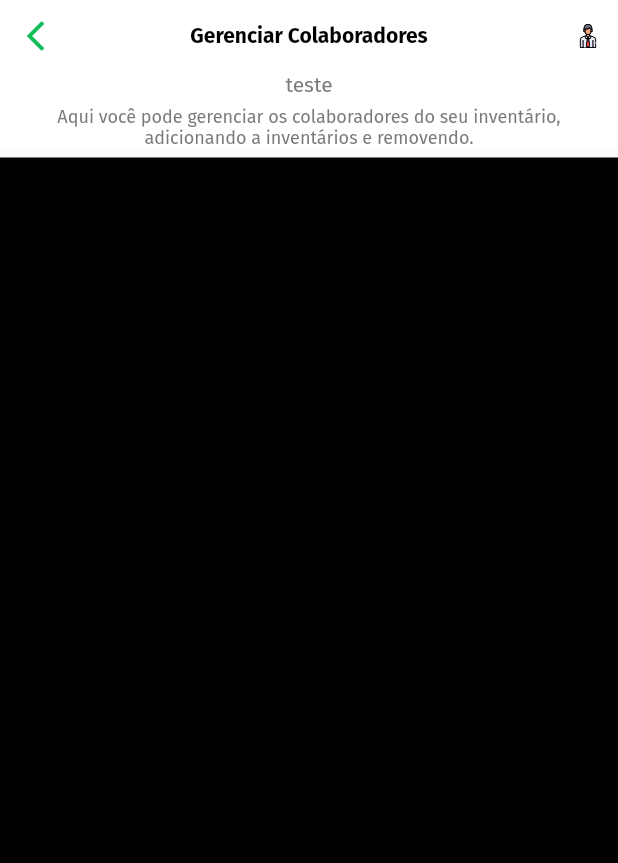
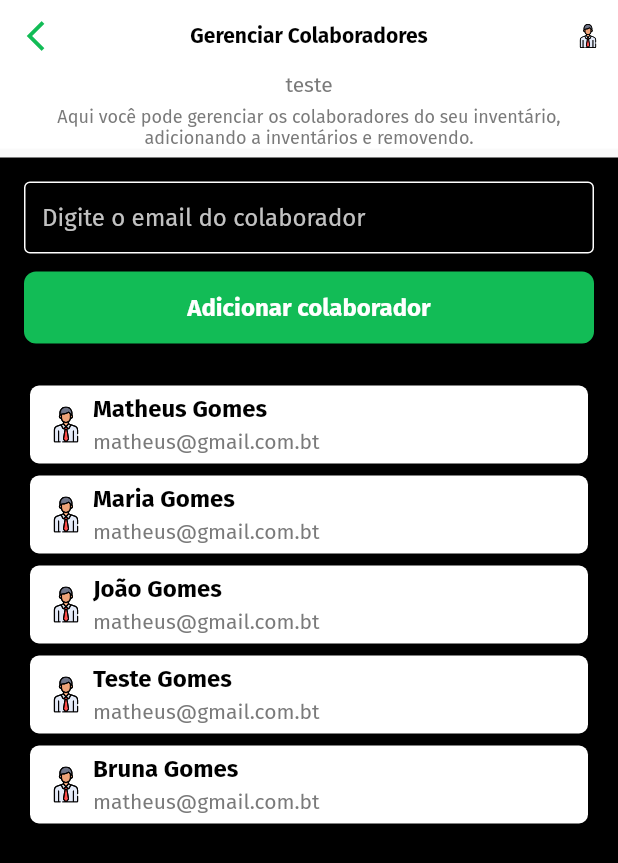
Before and after one commit to MatheusHoudin/beep, a Flutter app: the InventoryEmployees screen opened by its route, on a phone screen of 412 x 824 dp. Shown: the top 863 px of the screen. Run offline on Flutter 3.47's test engine with Material 2 defaults, Android fonts, the phone set to English and light mode, and no system bars; our stand-ins replace cloud_firestore, dartz, data_connection_checker, equatable, firebase_auth, firebase_core and 5 more; missing offline and left inert: googleapis; accounts and stored records are empty.

Commit message:
Creating inventory employees list page

```diff
--- a/lib/core/constants/texts.dart
+++ b/lib/core/constants/texts.dart
@@ -101,4 +101,6 @@ const emptyListMessage = 'Não há produtos disponíveis para importação neste
 // inventory_employees
 const inventoryEmployeesToolbarTitle = "Gerenciar Colaboradores";
 const inventoryEmployeesInfo = "Aqui você pode gerenciar os colaboradores do seu inventário, adicionando a inventários e removendo.";
+const registerInventoryEmployeeHint = "Digite o email do colaborador";
+const registerInventoryEmployeeButton = "Adicionar colaborador";
 // inventory_employees
--- a/lib/features/inventoryemployees/presentation/pages/inventory_employees.dart
+++ b/lib/features/inventoryemployees/presentation/pages/inventory_employees.dart
@@ -2,8 +2,11 @@ import 'package:beep/core/constants/assets.dart';
 import 'package:beep/core/constants/colors.dart';
 import 'package:beep/core/constants/dimens.dart';
 import 'package:beep/core/constants/texts.dart';
+import 'package:beep/features/inventoryemployees/presentation/widgets/inventory_employee.dart';
 import 'package:beep/shared/widgets/app_bar_details_section.dart';
 import 'package:beep/shared/widgets/custom_app_bar.dart';
+import 'package:beep/shared/widgets/main_text_field.dart';
+import 'package:beep/shared/widgets/primary_button.dart';
 import 'package:flutter/material.dart';
 import 'package:google_fonts/google_fonts.dart';
 
@@ -28,6 +31,20 @@ class InventoryEmployees extends StatelessWidget {
             Expanded(
               child: Container(
                 color: secondaryColor,
+                padding: EdgeInsets.only(
+                  top: normalSize,
+                  right: normalSize,
+                  left: normalSize
+                ),
+                child: Column(
+                  children: [
+                    SearchEmployees(),
+                    SizedBox(height: smallSize,),
+                    AddEmployeeToInventoryButton(),
+                    SizedBox(height: mediumSize,),
+                    Expanded(child: RegisteredInventoryEmployees())
+                  ],
+                ),
               ),
             )
           ],
@@ -46,4 +63,32 @@ class InventoryEmployees extends StatelessWidget {
       ),
     );
   }
+
+  Widget SearchEmployees() {
+    return MainTextField(
+      hint: registerInventoryEmployeeHint,
+      isFilled: true,
+    );
+  }
+
+  Widget AddEmployeeToInventoryButton() {
+    return PrimaryButton(
+      buttonText: registerInventoryEmployeeButton,
+      shouldExpand: true,
+      onPressedCallback: () => null,
+    );
+  }
+
+  Widget RegisteredInventoryEmployees() {
+    return ListView(
+      scrollDirection: Axis.vertical,
+      children: [
+        InventoryEmployee(employeeName: "Matheus Gomes", employeeEmail: "matheus@gmail.com.bt",),
+        InventoryEmployee(employeeName: "Maria Gomes", employeeEmail: "matheus@gmail.com.bt",),
+        InventoryEmployee(employeeName: "João Gomes", employeeEmail: "matheus@gmail.com.bt",),
+        InventoryEmployee(employeeName: "Teste Gomes", employeeEmail: "matheus@gmail.com.bt",),
+        InventoryEmployee(employeeName: "Bruna Gomes", employeeEmail: "matheus@gmail.com.bt",),
+      ],
+    );
+  }
 }
--- /dev/null
+++ b/lib/features/inventoryemployees/presentation/widgets/inventory_employee.dart
@@ -0,0 +1,56 @@
+import 'package:beep/core/constants/assets.dart';
+import 'package:beep/core/constants/colors.dart';
+import 'package:beep/core/constants/dimens.dart';
+import 'package:flutter/material.dart';
+import 'package:flutter_svg/flutter_svg.dart';
+import 'package:google_fonts/google_fonts.dart';
+
+class InventoryEmployee extends StatelessWidget {
+  final String employeeName;
+  final String employeeEmail;
+
+  InventoryEmployee({this.employeeEmail, this.employeeName});
+
+  @override
+  Widget build(BuildContext context) {
+    return Card(
+      shape: RoundedRectangleBorder(
+        borderRadius: BorderRadius.circular(mediumSmallSize)
+      ),
+      color: Colors.white,
+      child: Padding(
+        padding: EdgeInsets.symmetric(
+          horizontal: smallSize,
+          vertical: mediumSmallSize
+        ),
+        child: Row(
+          children: [
+            SvgPicture.asset(inventoryDetailsEmployeeIcon),
+            SizedBox(width: mediumSmallSize,),
+            Column(
+              crossAxisAlignment: CrossAxisAlignment.start,
+              children: [
+                Text(
+                  employeeName,
+                  style: GoogleFonts.firaSans(
+                    fontWeight: FontWeight.bold,
+                    color: Colors.black,
+                    fontSize: mediumTextSize
+                  ),
+                ),
+                SizedBox(height: tinySize,),
+                Text(
+                  employeeEmail,
+                  style: GoogleFonts.firaSans(
+                    fontSize: normalTextSize,
+                    color: grayTextColor
+                  ),
+                )
+              ],
+            )
+          ],
+        ),
+      ),
+    );
+  }
+}
--- a/lib/shared/widgets/main_text_field.dart
+++ b/lib/shared/widgets/main_text_field.dart
@@ -1,4 +1,5 @@
 import 'package:beep/core/constants/colors.dart';
+import 'package:beep/core/constants/dimens.dart';
 import 'package:flutter/material.dart';
 import 'package:google_fonts/google_fonts.dart';
 
@@ -6,6 +7,7 @@ class MainTextField extends StatelessWidget {
   final String hint;
   final bool isObscure;
   final bool isMultiline;
+  final bool isFilled;
   final TextInputType textInputType;
   final TextEditingController controller;
 
@@ -17,7 +19,8 @@ class MainTextField extends StatelessWidget {
     this.isMultiline = false,
     this.suffixIcon,
     this.controller,
-    this.textInputType
+    this.textInputType,
+    this.isFilled = false
   });
 
   @override
@@ -29,15 +32,20 @@ class MainTextField extends StatelessWidget {
       maxLines: isMultiline ? null : 1,
       decoration: InputDecoration(
         suffixIcon: suffixIcon,
+        fillColor: Colors.white,
+        contentPadding: EdgeInsets.symmetric(
+          horizontal: smallSize,
+          vertical: tinySize
+        ),
         enabledBorder: BorderStyle(Colors.white),
         focusedBorder: BorderStyle(primaryColor),
         hintText: hint,
         hintStyle: GoogleFonts.firaSans(
-          color: hintColor
+          color: hintColor,
         )
       ),
       style: GoogleFonts.firaSans(
-        color: Colors.white
+        color: isFilled ? secondaryColor : Colors.white
       ),
       obscureText: isObscure,
     );
```
Also changed, not shown: 1 other file.
